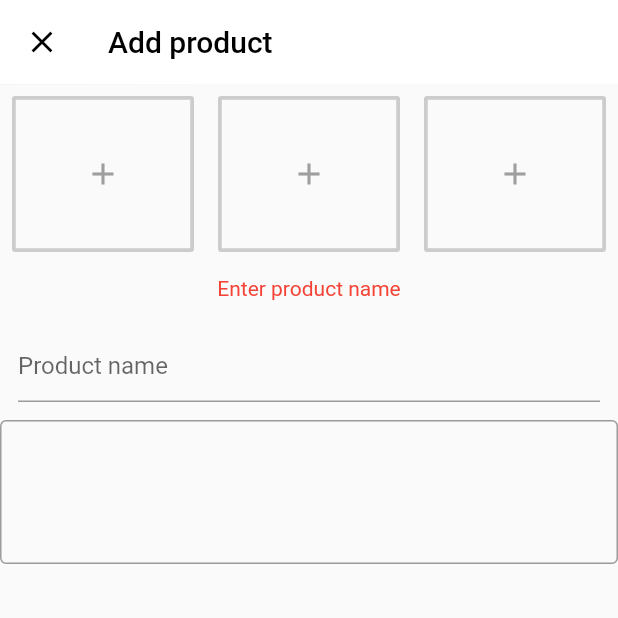
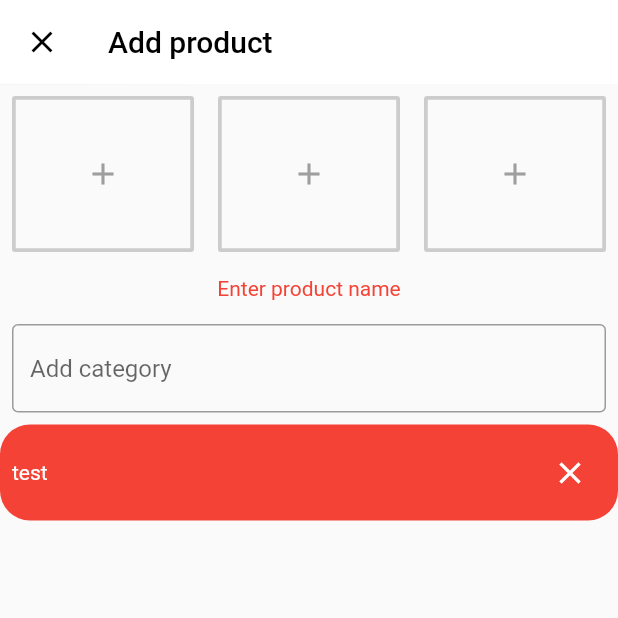
Before and after one commit to ashaykenova/shopapp_admin, a Flutter app: the AddProduct screen opened directly, on a phone screen of 412 x 824 dp, the top half of it. Run offline on Flutter 3.47's test engine with Material 2 defaults, Android fonts, the phone set to English and light mode, and no system bars; drawn by our look-alikes of flutter_typeahead; our stand-ins replace cloud_firestore, firebase_core, fluttertoast; accounts and stored records are empty.

```diff
--- a/lib/screens/add_product.dart
+++ b/lib/screens/add_product.dart
@@ -39,6 +39,7 @@ class _AddProductState extends State<AddProduct> {
 
   getCategoriesDropDown() {
     for (int i = 0; i < categories.length; i++) {
+      print(categories[i].data()['category']);
       setState(() {
         categoriesDropDown.insert(
             0,
@@ -67,7 +68,7 @@ class _AddProductState extends State<AddProduct> {
       ),
       body: Form(
         key: _formKey,
-        child: Column(
+        child: ListView(
           children: [
             Row(
               children: [
@@ -123,42 +124,77 @@ class _AddProductState extends State<AddProduct> {
                 style: TextStyle(color: red, fontSize: 14),
               ),
             ),
+            // Padding(
+            //   padding: const EdgeInsets.all(12.0),
+            //   child: TextFormField(
+            //     controller: productNameController,
+            //     decoration: InputDecoration(hintText: "Product name"),
+            //     validator: (value) {
+            //       if (value.isEmpty) {
+            //         return "You must enter the product name";
+            //       } else if (value.length > 10) {
+            //         return "Product name can't have more than 10 letters";
+            //       }
+            //       return null;
+            //     },
+            //   ),
+            // ),
             Padding(
-              padding: const EdgeInsets.all(12.0),
-              child: TextFormField(
-                controller: productNameController,
-                decoration: InputDecoration(hintText: "Product name"),
-                validator: (value) {
-                  if (value.isEmpty) {
-                    return "You must enter the product name";
-                  } else if (value.length > 10) {
-                    return "Product name can't have more than 10 letters";
-                  }
-                  return null;
-                },
-              ),
-            ),
-            TypeAheadField(
+              padding: const EdgeInsets.all(8.0),
+              child: TypeAheadField(
                 textFieldConfiguration: TextFieldConfiguration(
                     autofocus: false,
-                  style: DefaultTextStyle.of(context)
-                      .style
-                      .copyWith(fontStyle: FontStyle.italic),
-                  decoration: InputDecoration(border: OutlineInputBorder())),
+                    decoration: InputDecoration(
+                        border: OutlineInputBorder(),
+                        hintText: 'Add category')),
                 suggestionsCallback: (pattern) async {
-                return await BackendService.getSuggestions(pattern);
+                  return await _categoryService.getSuggestions(pattern);
                 },
                 itemBuilder: (context, suggestion) {
                   return ListTile(
                     leading: Icon(Icons.category),
-                  title: Text(suggestion['name']),
+                    title: Text(suggestion.data()['category']),
                   );
                 },
                 onSuggestionSelected: (suggestion) {
-                Navigator.of(context).push(MaterialPageRoute(
-                    builder: (context) => ProductPage(product: suggestion)));
+                  setState(() {
+                    _currentCategory = suggestion.data()['category'];
+                  });
                 },
-            )
+              ),
+            ),
+            Visibility(
+              visible: _currentCategory != null,
+              child: InkWell(
+                  child: Material(
+                borderRadius: BorderRadius.circular(20),
+                color: red,
+                child: Padding(
+                  padding: const EdgeInsets.all(8.0),
+                  child: Row(
+                    children: [
+                      Expanded(
+                        child: Text(
+                          _currentCategory,
+                          style: TextStyle(color: white),
+                        ),
+                      ),
+                      IconButton(
+                          icon: Icon(
+                            Icons.close,
+                            color: white,
+                          ),
+                          onPressed: () {
+                            setState(() {
+                              _currentCategory = '';
+                            });
+                          })
+                    ],
+                  ),
+                ),
+              )),
+            ),
+
           ],
         ),
       ),
```
Also changed, not shown: lib/db/brand.dart (+13 -6 lines). Lines whose indentation alone changed are shown as unchanged.
